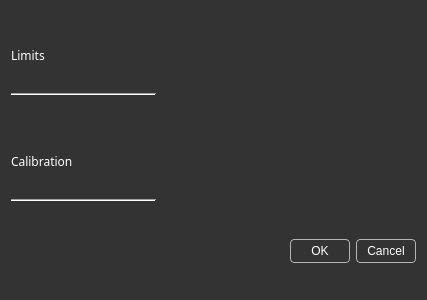
IlyaZh/Maiman-MCBS, file multibench/widgets/calibrationdialog.ui: the form before one commit.
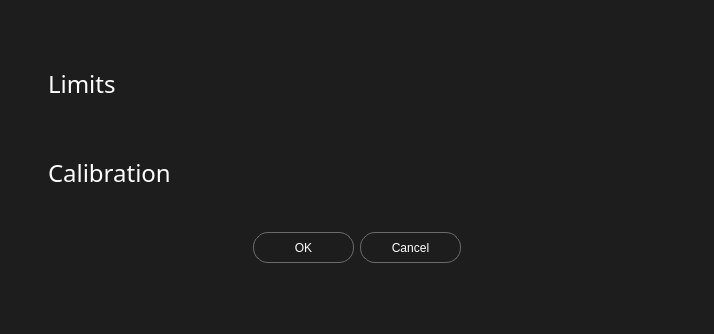
The form after the commit.

```diff
--- a/multibench/widgets/calibrationdialog.ui
+++ b/multibench/widgets/calibrationdialog.ui
@@ -6,13 +6,14 @@
    <rect>
     <x>0</x>
     <y>0</y>
-    <width>427</width>
-    <height>300</height>
+    <width>714</width>
+    <height>334</height>
    </rect>
   </property>
   <property name="font">
    <font>
-    <family>Share Tech Mono</family>
+    <family>Poppins</family>
+    <pointsize>10</pointsize>
    </font>
   </property>
   <property name="windowTitle">
@@ -20,28 +21,90 @@
   </property>
   <property name="styleSheet">
    <string notr="true">QDialog{
-	background: rgb(51,51,51);
+	background:#1D1D1D;
+        border: 0px solid #1A1A1A;
+        border-bottom-left-radius: 13px;
+        border-bottom-right-radius: 13px;
 }
 QLabe {
 	color: #fff;
 }
 
-QPushButton {
-	color: rgb(255, 255, 255);
-	background-color: rgb(51, 51, 51);
-	border: 1px solid #999999;
-	border-radius: 4px;
-	padding: 4px;
-	width: 50px
-}</string>
+</string>
   </property>
   <property name="modal">
    <bool>true</bool>
   </property>
   <layout class="QGridLayout" name="gridLayout">
+   <property name="leftMargin">
+    <number>48</number>
+   </property>
+   <property name="topMargin">
+    <number>31</number>
+   </property>
+   <property name="rightMargin">
+    <number>48</number>
+   </property>
    <property name="bottomMargin">
-    <number>5</number>
+    <number>31</number>
    </property>
+   <property name="spacing">
+    <number>6</number>
+   </property>
+   <item row="3" column="0">
+    <widget class="QLabel" name="calibrationLabel">
+     <property name="sizePolicy">
+      <sizepolicy hsizetype="Minimum" vsizetype="Minimum">
+       <horstretch>0</horstretch>
+       <verstretch>0</verstretch>
+      </sizepolicy>
+     </property>
+     <property name="minimumSize">
+      <size>
+       <width>0</width>
+       <height>30</height>
+      </size>
+     </property>
+     <property name="maximumSize">
+      <size>
+       <width>16777215</width>
+       <height>30</height>
+      </size>
+     </property>
+     <property name="font">
+      <font>
+       <family>Poppins</family>
+       <pointsize>18</pointsize>
+      </font>
+     </property>
+     <property name="styleSheet">
+      <string notr="true">color: rgb(255, 255, 255);
+</string>
+     </property>
+     <property name="text">
+      <string>Calibration</string>
+     </property>
+     <property name="alignment">
+      <set>Qt::AlignLeading|Qt::AlignLeft|Qt::AlignVCenter</set>
+     </property>
+    </widget>
+   </item>
+   <item row="2" column="0">
+    <spacer name="verticalSpacer">
+     <property name="orientation">
+      <enum>Qt::Vertical</enum>
+     </property>
+     <property name="sizeType">
+      <enum>QSizePolicy::Fixed</enum>
+     </property>
+     <property name="sizeHint" stdset="0">
+      <size>
+       <width>20</width>
+       <height>15</height>
+      </size>
+     </property>
+    </spacer>
+   </item>
    <item row="0" column="1" colspan="2">
     <spacer name="horizontalSpacer">
      <property name="orientation">
@@ -58,80 +121,6 @@
      </property>
     </spacer>
    </item>
-   <item row="4" column="1" colspan="2">
-    <spacer name="horizontalSpacer_2">
-     <property name="orientation">
-      <enum>Qt::Horizontal</enum>
-     </property>
-     <property name="sizeHint" stdset="0">
-      <size>
-       <width>40</width>
-       <height>20</height>
-      </size>
-     </property>
-    </spacer>
-   </item>
-   <item row="5" column="0">
-    <widget class="Line" name="calibrationLine">
-     <property name="sizePolicy">
-      <sizepolicy hsizetype="Fixed" vsizetype="Fixed">
-       <horstretch>0</horstretch>
-       <verstretch>0</verstretch>
-      </sizepolicy>
-     </property>
-     <property name="minimumSize">
-      <size>
-       <width>145</width>
-       <height>0</height>
-      </size>
-     </property>
-     <property name="orientation">
-      <enum>Qt::Horizontal</enum>
-     </property>
-    </widget>
-   </item>
-   <item row="6" column="0" colspan="3">
-    <layout class="QVBoxLayout" name="calibrationLayout"/>
-   </item>
-   <item row="4" column="0">
-    <widget class="QLabel" name="calibrationLabel">
-     <property name="sizePolicy">
-      <sizepolicy hsizetype="Minimum" vsizetype="Minimum">
-       <horstretch>0</horstretch>
-       <verstretch>0</verstretch>
-      </sizepolicy>
-     </property>
-     <property name="minimumSize">
-      <size>
-       <width>0</width>
-       <height>30</height>
-      </size>
-     </property>
-     <property name="maximumSize">
-      <size>
-       <width>16777215</width>
-       <height>30</height>
-      </size>
-     </property>
-     <property name="styleSheet">
-      <string notr="true">color: rgb(255, 255, 255);
-font: 18pt &quot;Share Tech Mono&quot;;</string>
-     </property>
-     <property name="text">
-      <string>Calibration</string>
-     </property>
-     <property name="alignment">
-      <set>Qt::AlignBottom|Qt::AlignLeading|Qt::AlignLeft</set>
-     </property>
-    </widget>
-   </item>
-   <item row="2" column="0" colspan="3">
-    <layout class="QVBoxLayout" name="limitsLayout">
-     <property name="spacing">
-      <number>6</number>
-     </property>
-    </layout>
-   </item>
    <item row="0" column="0">
     <widget class="QLabel" name="limitsLabel">
      <property name="sizePolicy">
@@ -152,6 +141,15 @@
        <height>30</height>
       </size>
      </property>
+     <property name="font">
+      <font>
+       <family>Poppins</family>
+       <pointsize>18</pointsize>
+       <weight>50</weight>
+       <italic>false</italic>
+       <bold>false</bold>
+      </font>
+     </property>
      <property name="styleSheet">
       <string notr="true">color: rgb(255, 255, 255);
 font: 18pt &quot;Share Tech Mono&quot;;</string>
@@ -160,11 +158,11 @@
       <string>Limits</string>
      </property>
      <property name="alignment">
-      <set>Qt::AlignBottom|Qt::AlignLeading|Qt::AlignLeft</set>
+      <set>Qt::AlignLeading|Qt::AlignLeft|Qt::AlignVCenter</set>
      </property>
     </widget>
    </item>
-   <item row="7" column="0" colspan="3">
+   <item row="5" column="0" colspan="3">
     <widget class="QDialogButtonBox" name="buttonBox">
      <property name="sizePolicy">
       <sizepolicy hsizetype="Expanding" vsizetype="Fixed">
@@ -175,53 +173,75 @@
      <property name="minimumSize">
       <size>
        <width>347</width>
-       <height>40</height>
+       <height>31</height>
       </size>
      </property>
+     <property name="maximumSize">
+      <size>
+       <width>16777215</width>
+       <height>31</height>
+      </size>
+     </property>
+     <property name="font">
+      <font>
+       <family>Poppins</family>
+       <pointsize>10</pointsize>
+       <weight>50</weight>
+       <italic>false</italic>
+       <bold>false</bold>
+      </font>
+     </property>
      <property name="styleSheet">
-      <string notr="true">background-color: rgb(51, 51, 51);
- border: 1px solid rgb(180,180,180);
-font: 10pt &quot;Share Tech Mono&quot;;</string>
+      <string notr="true">QPushButton {
+	color: rgb(255, 255, 255);
+	background-color: #1D1D1D;
+	border: 1px solid #6B6B6B;
+	border-radius: 15px;
+	padding: 4px;
+	width: 91px;
+    height: 31px;
+}
+
+QPushButton::hover{
+color: #000000;
+	background-color: #FFC803;
+	border: 1px solid #FFC803;
+}</string>
      </property>
      <property name="standardButtons">
       <set>QDialogButtonBox::Cancel|QDialogButtonBox::Ok</set>
      </property>
+     <property name="centerButtons">
+      <bool>true</bool>
+     </property>
     </widget>
    </item>
-   <item row="3" column="0">
-    <spacer name="verticalSpacer">
+   <item row="3" column="1" colspan="2">
+    <spacer name="horizontalSpacer_2">
      <property name="orientation">
-      <enum>Qt::Vertical</enum>
-     </property>
-     <property name="sizeType">
-      <enum>QSizePolicy::Fixed</enum>
+      <enum>Qt::Horizontal</enum>
      </property>
      <property name="sizeHint" stdset="0">
       <size>
-       <width>20</width>
-       <height>15</height>
+       <width>40</width>
+       <height>20</height>
       </size>
      </property>
     </spacer>
    </item>
-   <item row="1" column="0">
-    <widget class="Line" name="limitsLine">
-     <property name="sizePolicy">
-      <sizepolicy hsizetype="Fixed" vsizetype="Fixed">
-       <horstretch>0</horstretch>
-       <verstretch>0</verstretch>
-      </sizepolicy>
+   <item row="4" column="0" colspan="3">
+    <layout class="QVBoxLayout" name="calibrationLayout">
+     <property name="spacing">
+      <number>14</number>
      </property>
-     <property name="minimumSize">
-      <size>
-       <width>145</width>
-       <height>0</height>
-      </size>
+    </layout>
+   </item>
+   <item row="1" column="0" colspan="3">
+    <layout class="QVBoxLayout" name="limitsLayout">
+     <property name="spacing">
+      <number>14</number>
      </property>
-     <property name="orientation">
-      <enum>Qt::Horizontal</enum>
-     </property>
-    </widget>
+    </layout>
    </item>
   </layout>
  </widget>
```
Left out of the diff: 2 changed lines with no effect on the pictures.
